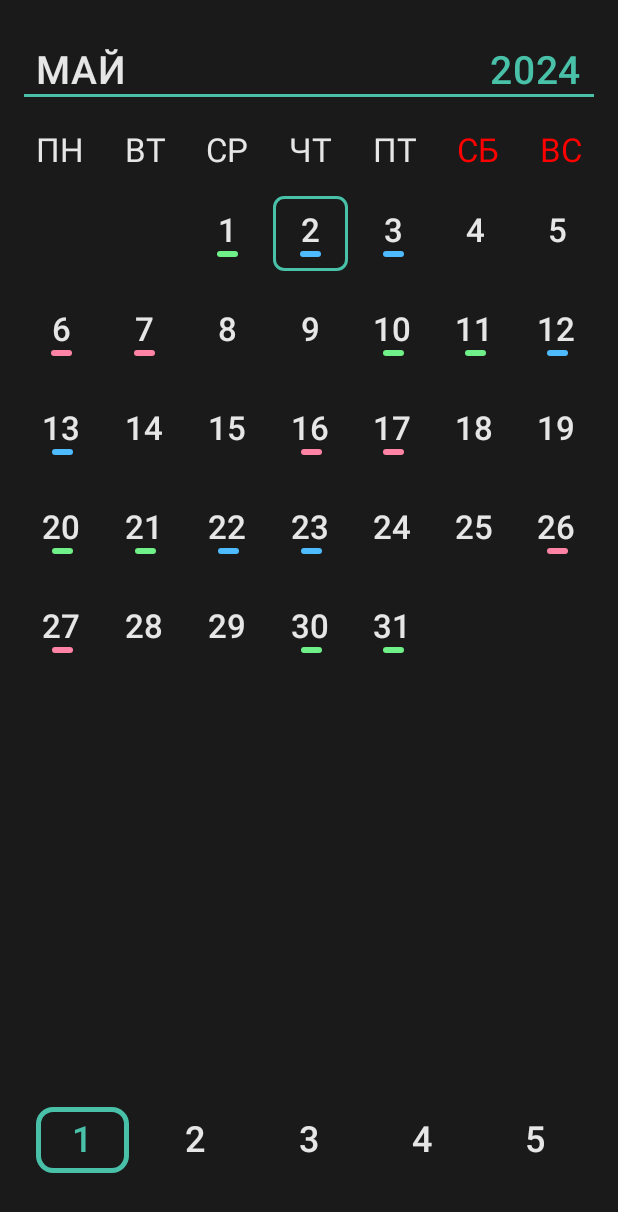
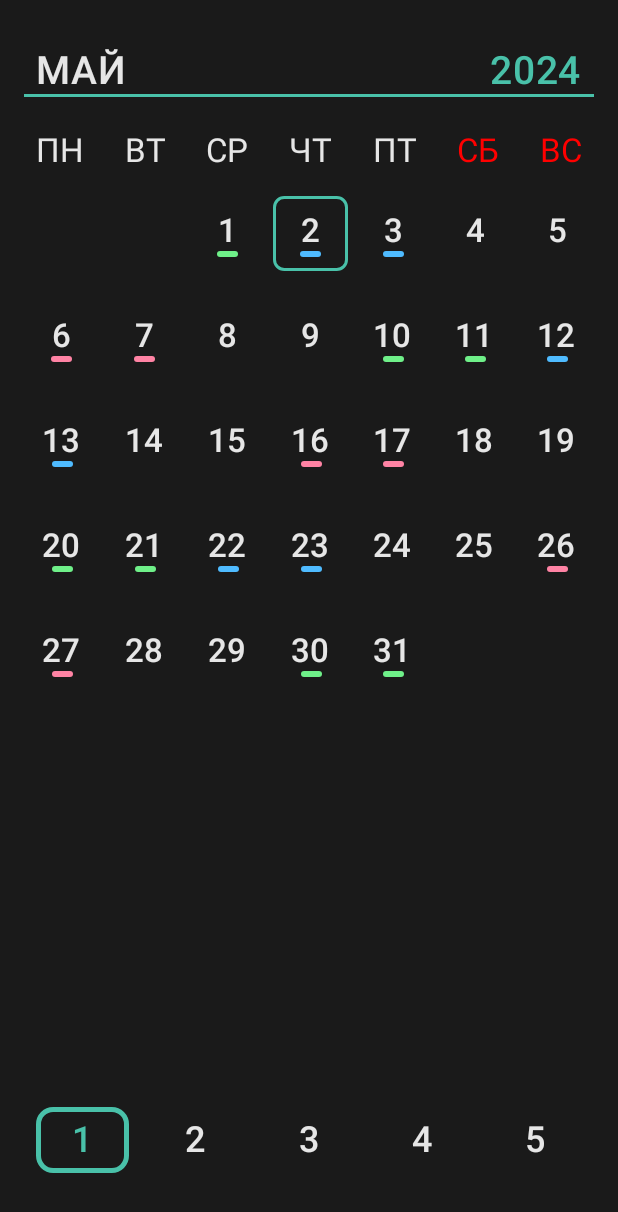
Before and after one commit to Alex228q/CalendarCompose, an Android app built with Jetpack Compose: the screen it shows after launch (MainActivity), on a phone screen of 412 x 824 dp. Shown: the top 1212 px of the screen. Run offline under Robolectric (Android 15) with nearby library versions, the phone set to English and light mode, and no system bars.

Commit message:
change vertical gaps between days

```diff
--- a/app/src/main/java/com/example/compositionlocal/MainActivity.kt
+++ b/app/src/main/java/com/example/compositionlocal/MainActivity.kt
@@ -236,6 +236,8 @@ fun Calendar(
         )
         { currentTarget ->
             LazyVerticalGrid(
+                verticalArrangement = Arrangement.spacedBy(20.dp),
+                horizontalArrangement = Arrangement.spacedBy(5.dp),
                 columns = GridCells.Fixed(7),
                 modifier = Modifier
                     .fillMaxWidth()
@@ -259,8 +261,7 @@ fun Calendar(
                             }
                         }
                     },
-                verticalArrangement = Arrangement.spacedBy(16.dp),
-                horizontalArrangement = Arrangement.spacedBy(5.dp)
+
             ) {
                 items(emptyCells) {
                     Box(
```
Also changed, not shown: 3 other files.
